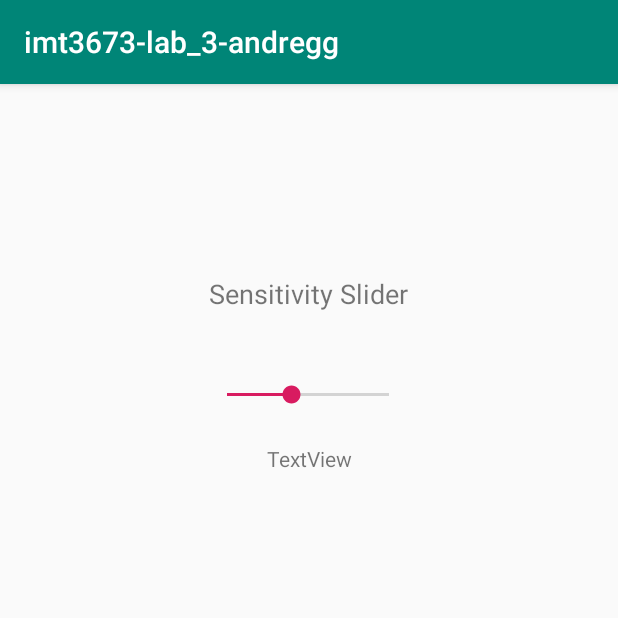
After one commit to newtpuandre/imt3673-lab_3-andregg, an Android app: the PreferenceActivity screen opened directly, with no data from a screen before it, on a phone screen of 412 x 824 dp, the top half of it. The commit adds this screen. Run offline under Robolectric (Android 15) with nearby library versions, the phone set to English and light mode, and no system bars.

Commit message:
Started work on the preferences activity

```diff
--- a/app/build.gradle
+++ b/app/build.gradle
@@ -10,6 +10,11 @@ android {
         versionName "1.0"
         testInstrumentationRunner "android.support.test.runner.AndroidJUnitRunner"
     }
+    compileOptions {
+        sourceCompatibility JavaVersion.VERSION_1_8
+        targetCompatibility JavaVersion.VERSION_1_8
+    }
+
     buildTypes {
         release {
             minifyEnabled false
--- a/app/src/main/AndroidManifest.xml
+++ b/app/src/main/AndroidManifest.xml
@@ -2,8 +2,7 @@
 <manifest xmlns:android="http://schemas.android.com/apk/res/android"
     package="local.andregg.lab_3">
 
-    <uses-permission android:name="android.permission.VIBRATE"/>
-
+    <uses-permission android:name="android.permission.VIBRATE" />
 
     <application
         android:allowBackup="true"
@@ -12,7 +11,9 @@
         android:roundIcon="@mipmap/ic_launcher_round"
         android:supportsRtl="true"
         android:theme="@style/AppTheme">
-        <activity android:name=".MainActivity"
+        <activity android:name=".PreferenceActivity"></activity>
+        <activity
+            android:name=".MainActivity"
             android:screenOrientation="portrait">
             <intent-filter>
                 <action android:name="android.intent.action.MAIN" />
--- a/app/src/main/java/local/andregg/lab_3/MainActivity.java
+++ b/app/src/main/java/local/andregg/lab_3/MainActivity.java
@@ -1,6 +1,7 @@
 package local.andregg.lab_3;
 
 import android.content.Context;
+import android.content.Intent;
 import android.hardware.Sensor;
 import android.hardware.SensorEvent;
 import android.hardware.SensorEventListener;
@@ -16,6 +17,7 @@ import android.os.Vibrator;
 import android.support.v7.app.AppCompatActivity;
 import android.os.Bundle;
 import android.util.Log;
+import android.widget.Button;
 import android.widget.TextView;
 
 import java.util.ArrayList;
@@ -31,6 +33,7 @@ public class MainActivity extends AppCompatActivity implements SensorEventListen
     private TextView highscore;
     private TextView throwStatus;
     private TextView highscoreStatus;
+    private Button preferencebtn;
     private MediaPlayer mp;
 
     ArrayList<Float> test;
@@ -52,9 +55,20 @@ public class MainActivity extends AppCompatActivity implements SensorEventListen
         highscore = findViewById(R.id.highscore_txt);
         throwStatus = findViewById(R.id.throwstatus_txt);
         highscoreStatus = findViewById(R.id.highscorestatus_txt);
+
+        preferencebtn = findViewById(R.id.preference_button);
+
         mp = MediaPlayer.create(this, R.raw.popsound);
 
         test = new ArrayList<>();
+
+        //Transfer button logic
+        preferencebtn.setOnClickListener(v -> {
+            Intent I = new Intent(MainActivity.this, PreferenceActivity.class);
+            //I.putExtra("TransactionLog", transactions);
+
+            startActivity(I);
+        });
     }
 
     protected void onPause() {
@@ -77,7 +91,6 @@ public class MainActivity extends AppCompatActivity implements SensorEventListen
     @Override
     public void onSensorChanged(SensorEvent event) {
         if(event.sensor.getType() == Sensor.TYPE_ACCELEROMETER) {
-            float biggestAcc;
 
             float x = event.values[0];
             float y = event.values[1];
--- /dev/null
+++ b/app/src/main/java/local/andregg/lab_3/PreferenceActivity.java
@@ -0,0 +1,42 @@
+package local.andregg.lab_3;
+
+import android.support.v7.app.AppCompatActivity;
+import android.os.Bundle;
+import android.widget.SeekBar;
+import android.widget.TextView;
+import android.widget.Toast;
+
+public class PreferenceActivity extends AppCompatActivity {
+
+    private SeekBar sensitivitySlider;
+    private TextView sensitivty_text;
+    @Override
+    protected void onCreate(Bundle savedInstanceState) {
+        super.onCreate(savedInstanceState);
+        setContentView(R.layout.activity_preference);
+
+        sensitivitySlider = findViewById(R.id.sensitivity_seek);
+        sensitivty_text = findViewById(R.id.sensitivity_txt);
+
+        sensitivitySlider.setMax(50);
+        sensitivitySlider.setProgress(20);
+
+
+        sensitivitySlider.setOnSeekBarChangeListener(new SeekBar.OnSeekBarChangeListener() {
+            int progressChangedValue = 10;
+
+            public void onProgressChanged(SeekBar seekBar, int progress, boolean fromUser) {
+                progressChangedValue = progress;
+            }
+
+            public void onStartTrackingTouch(SeekBar seekBar) {
+                // TODO Auto-generated method stub
+            }
+
+            public void onStopTrackingTouch(SeekBar seekBar) {
+                Toast.makeText(PreferenceActivity.this, "Seek bar progress is :" + progressChangedValue,
+                        Toast.LENGTH_SHORT).show();
+            }
+        });
+    }
+}
--- /dev/null
+++ b/app/src/main/res/layout/activity_preference.xml
@@ -0,0 +1,55 @@
+<?xml version="1.0" encoding="utf-8"?>
+<android.support.constraint.ConstraintLayout xmlns:android="http://schemas.android.com/apk/res/android"
+    xmlns:app="http://schemas.android.com/apk/res-auto"
+    xmlns:tools="http://schemas.android.com/tools"
+    android:layout_width="match_parent"
+    android:layout_height="match_parent"
+    tools:context=".PreferenceActivity">
+
+    <TextView
+        android:id="@+id/sensitivity_label"
+        android:layout_width="wrap_content"
+        android:layout_height="wrap_content"
+        android:layout_marginStart="8dp"
+        android:layout_marginTop="8dp"
+        android:layout_marginEnd="8dp"
+        android:layout_marginBottom="8dp"
+        android:text="Sensitivity Slider"
+        android:textSize="18sp"
+        app:layout_constraintBottom_toBottomOf="parent"
+        app:layout_constraintEnd_toEndOf="parent"
+        app:layout_constraintHorizontal_bias="0.498"
+        app:layout_constraintStart_toStartOf="parent"
+        app:layout_constraintTop_toTopOf="parent"
+        app:layout_constraintVertical_bias="0.164" />
+
+    <SeekBar
+        android:id="@+id/sensitivity_seek"
+        android:layout_width="140dp"
+        android:layout_height="22dp"
+        android:layout_marginStart="8dp"
+        android:layout_marginTop="8dp"
+        android:layout_marginEnd="8dp"
+        android:layout_marginBottom="8dp"
+        app:layout_constraintBottom_toBottomOf="parent"
+        app:layout_constraintEnd_toEndOf="parent"
+        app:layout_constraintHorizontal_bias="0.498"
+        app:layout_constraintStart_toStartOf="parent"
+        app:layout_constraintTop_toBottomOf="@+id/sensitivity_label"
+        app:layout_constraintVertical_bias="0.062" />
+
+    <TextView
+        android:id="@+id/sensitivity_txt"
+        android:layout_width="wrap_content"
+        android:layout_height="25dp"
+        android:layout_marginStart="8dp"
+        android:layout_marginTop="8dp"
+        android:layout_marginEnd="8dp"
+        android:layout_marginBottom="100dp"
+        android:text="TextView"
+        app:layout_constraintBottom_toBottomOf="parent"
+        app:layout_constraintEnd_toEndOf="parent"
+        app:layout_constraintStart_toStartOf="parent"
+        app:layout_constraintTop_toBottomOf="@+id/sensitivity_seek"
+        app:layout_constraintVertical_bias="0.033" />
+</android.support.constraint.ConstraintLayout>
```
